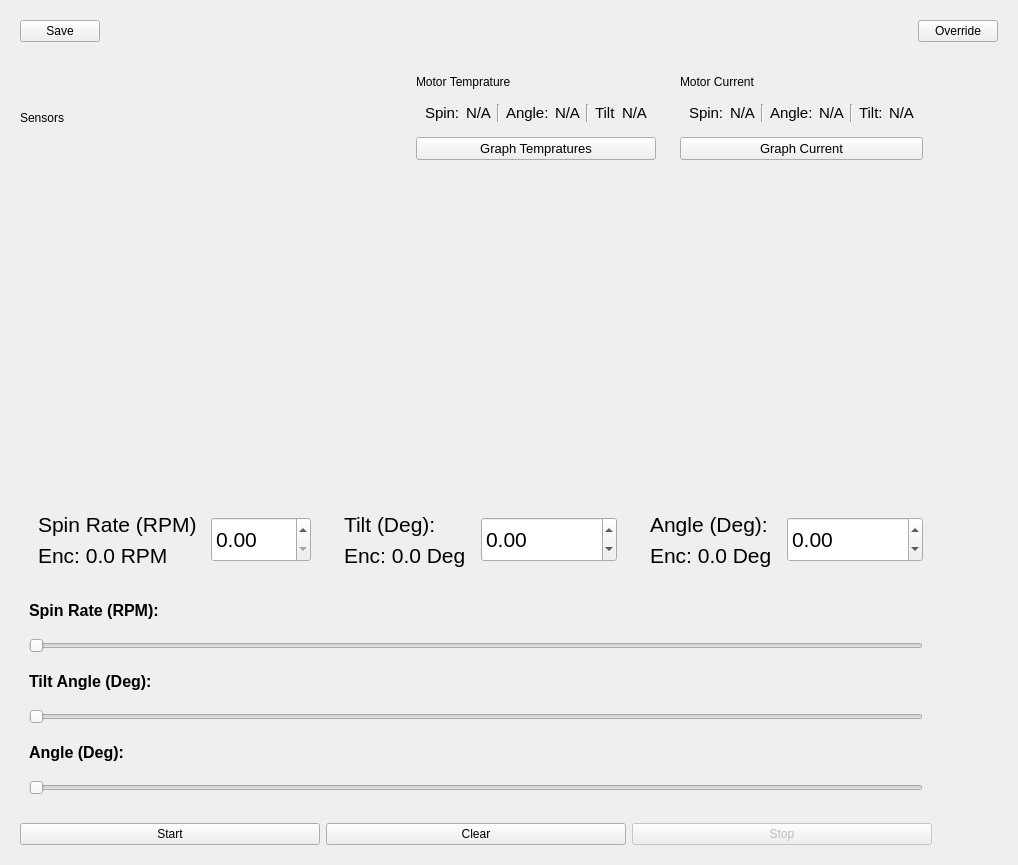
Above: frontend/DiagnosticModePage.ui from YCP-Rev-Metrix/BallSpinner-Controller-v2 before the change. Below: the same form after it.
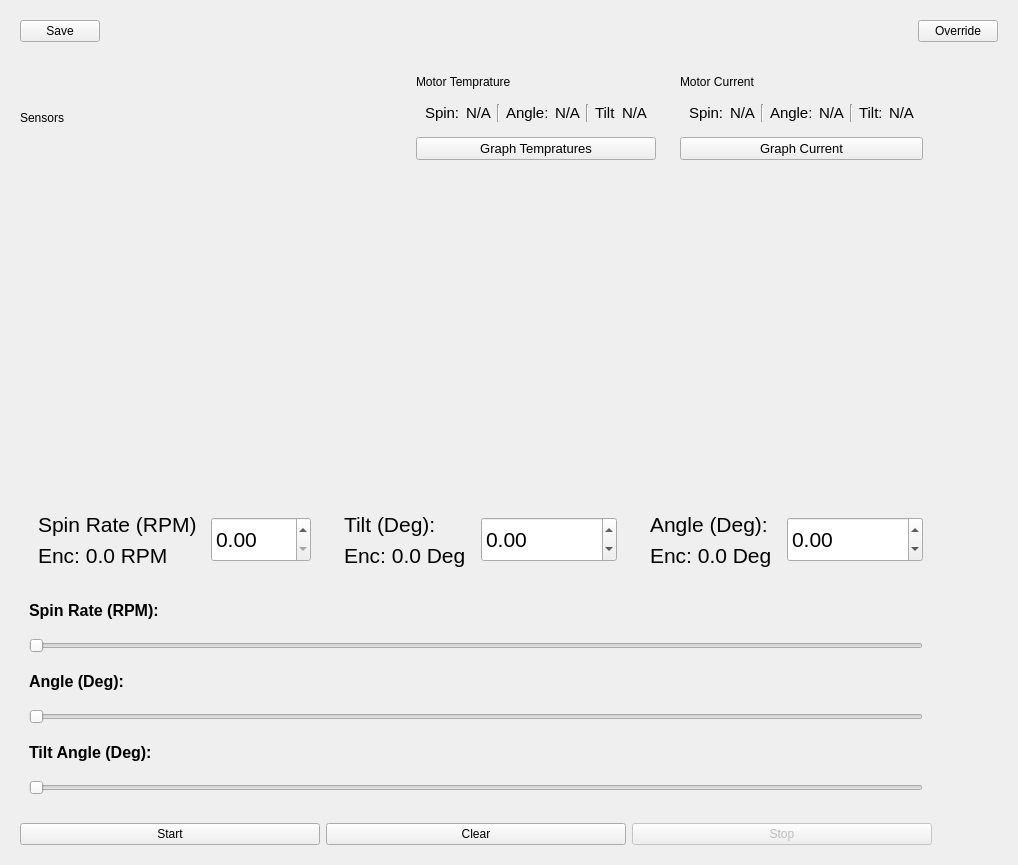
That is the form after the change. Custom widgets are drawn as their Qt base class.

Commit message: Fix position of angle and tilt

Patch:
```diff
--- a/frontend/DiagnosticModePage.ui
+++ b/frontend/DiagnosticModePage.ui
@@ -392,39 +392,6 @@
              </property>
             </widget>
            </item>
-           <item>
-            <widget class="QLabel" name="lblSliderTilt">
-             <property name="font">
-              <font>
-               <pointsize>12</pointsize>
-               <weight>75</weight>
-               <bold>true</bold>
-              </font>
-             </property>
-             <property name="text">
-              <string>Tilt Angle (Deg):</string>
-             </property>
-            </widget>
-           </item>
-           <item>
-            <widget class="QSlider" name="sliderTilt">
-             <property name="minimumSize">
-              <size>
-               <width>0</width>
-               <height>40</height>
-              </size>
-             </property>
-             <property name="maximumSize">
-              <size>
-               <width>16777215</width>
-               <height>40</height>
-              </size>
-             </property>
-             <property name="orientation">
-              <enum>Qt::Horizontal</enum>
-             </property>
-            </widget>
-           </item>
            <item>
             <widget class="QLabel" name="lblSliderAngle">
              <property name="font">
@@ -458,10 +425,43 @@
              </property>
             </widget>
            </item>
+           <item>
+            <widget class="QLabel" name="lblSliderTilt">
+             <property name="font">
+              <font>
+               <pointsize>12</pointsize>
+               <weight>75</weight>
+               <bold>true</bold>
+              </font>
+             </property>
+             <property name="text">
+              <string>Tilt Angle (Deg):</string>
+             </property>
+            </widget>
+           </item>
+           <item>
+            <widget class="QSlider" name="sliderTilt">
+             <property name="minimumSize">
+              <size>
+               <width>0</width>
+               <height>40</height>
+              </size>
+             </property>
+             <property name="maximumSize">
+              <size>
+               <width>16777215</width>
+               <height>40</height>
+              </size>
+             </property>
+             <property name="orientation">
+              <enum>Qt::Horizontal</enum>
+             </property>
+            </widget>
+           </item>
           </layout>
          </widget>
         </item>
-        <item row="0" column="2">
+        <item row="0" column="1">
          <widget class="PlotWidget" name="grphAngle" native="true">
           <property name="sizePolicy">
            <sizepolicy hsizetype="Fixed" vsizetype="Preferred">
@@ -527,7 +527,7 @@
           </property>
          </widget>
         </item>
-        <item row="0" column="1">
+        <item row="0" column="2">
          <widget class="PlotWidget" name="grphTilt" native="true">
           <property name="sizePolicy">
            <sizepolicy hsizetype="Fixed" vsizetype="Preferred">
```
The commit also changes 1 other file.
